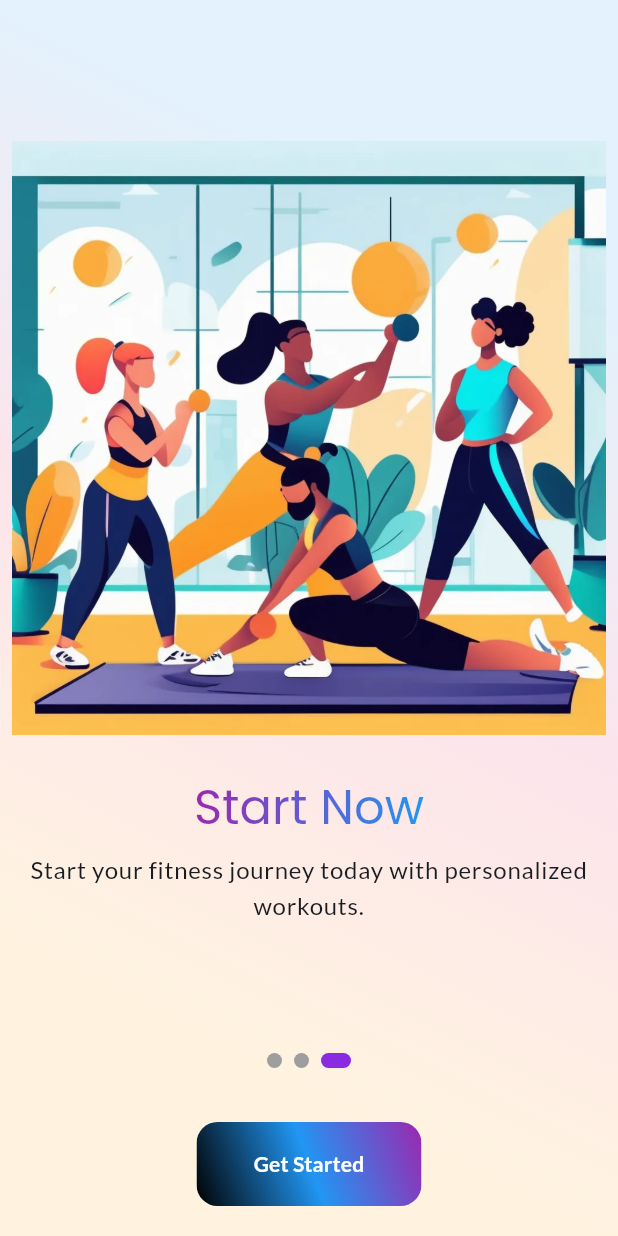
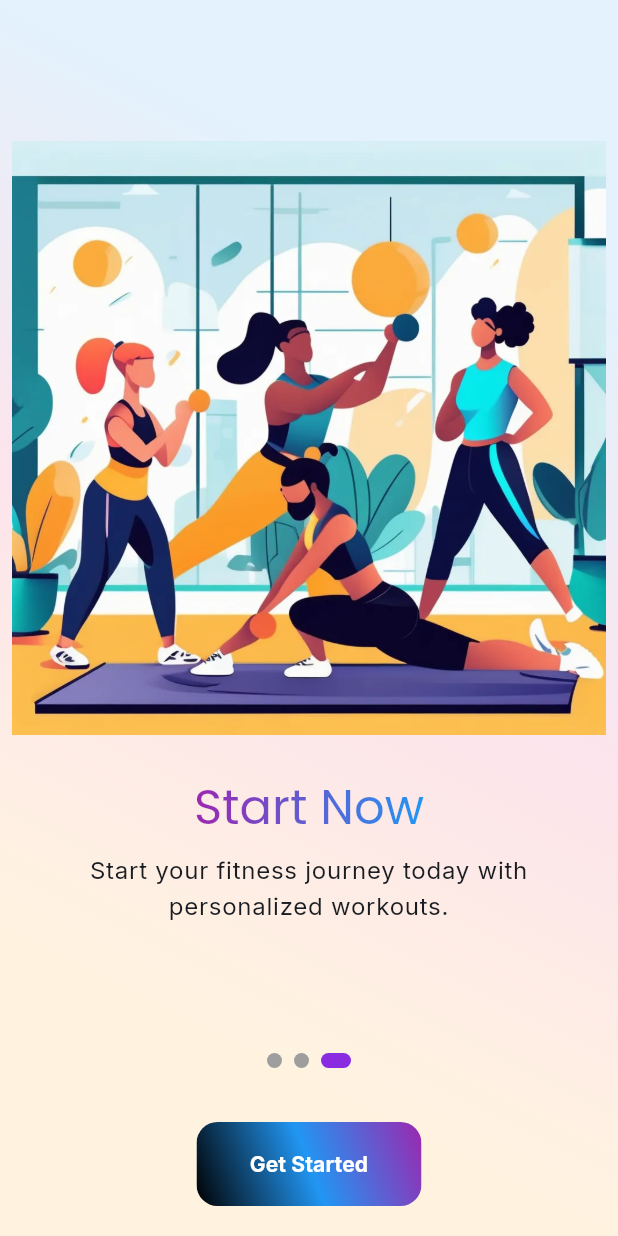
Before and after one commit to hknnci/muscle_zone, a Flutter app: the screen it shows after launch, swiped to page 3, on a phone screen of 412 x 824 dp. Run offline on Flutter 3.47's test engine with Material 3 defaults, Android fonts, the light colour scheme and no system bars; our stand-ins replace easy_localization, flutter_dotenv, get, google_fonts, hive_flutter, shared_preferences; accounts and stored records are empty.

Commit message:
translated api datas to turkish and used google font

```diff
--- a/assets/translations/en.json
+++ b/assets/translations/en.json
@@ -1,4 +1,5 @@
 {
+    "all": "All",
     "sureDelete": "Are you sure you want to delete this list?",
     "cancel": "Cancel",
     "confirm": "Confirm",
--- a/assets/translations/tr.json
+++ b/assets/translations/tr.json
@@ -1,4 +1,5 @@
 {
+    "all": "Tümü",
     "sureDelete": "Bu listeyi silmek istediğinizden emin misiniz?",
     "cancel": "İptal",
     "confirm": "Onayla",
--- a/lib/app/views/exercises/controller/exercises_controller.dart
+++ b/lib/app/views/exercises/controller/exercises_controller.dart
@@ -129,7 +129,7 @@ class ExercisesController extends GetxController {
       final equipment = await _exerciseService.getEquipmentList();
       equipmentList
         ..value = equipment
-        ..insert(0, 'All');
+        ..insert(0, AppKeys.all);
     } catch (e) {
       // Handle error silently
     } finally {
--- a/lib/app/views/exercises/view/exercises_view.dart
+++ b/lib/app/views/exercises/view/exercises_view.dart
@@ -4,7 +4,7 @@ import 'package:muscle_zone/app/views/exercises/controller/exercises_controller.
 import 'package:muscle_zone/app/views/exercises/widgets/exercises_body.dart';
 import 'package:muscle_zone/app/views/exercises/widgets/favorite_button.dart';
 import 'package:muscle_zone/app/views/exercises/widgets/filter_bottomsheet.dart';
-import 'package:muscle_zone/core/extensions/string_extensions.dart';
+import 'package:muscle_zone/core/utils/translation_helper.dart';
 import 'package:muscle_zone/core/widgets/background/gradient_background.dart';
 import 'package:muscle_zone/core/widgets/texts/gradient_text.dart';
 
@@ -25,7 +25,7 @@ class ExercisesView extends GetView<ExercisesController> {
         appBar: AppBar(
           centerTitle: true,
           title: GradientText(
-            bodyPart.toTitleCase(),
+            TranslationHelper.translateBodyPart(bodyPart),
             isAppBar: true,
           ),
           actions: [
--- a/lib/app/views/favorite_exercises/controller/favorite_exercises_controller.dart
+++ b/lib/app/views/favorite_exercises/controller/favorite_exercises_controller.dart
@@ -44,7 +44,7 @@ class FavoriteExercisesController extends GetxController {
       );
       exercises.value = exercisesList.whereType<BaseObjectModel>().toList();
     } catch (e) {
-      print('An error occurred while loading exercises: $e');
+      CustomFlushbar.showError(AppKeys.failedToLoadExercises);
     } finally {
       isLoading.value = false;
     }
--- a/lib/app/views/home/widgets/home_body.dart
+++ b/lib/app/views/home/widgets/home_body.dart
@@ -3,6 +3,7 @@ import 'package:get/get.dart';
 import 'package:muscle_zone/app/views/home/controller/home_controller.dart';
 import 'package:muscle_zone/core/constants/app_keys.dart';
 import 'package:muscle_zone/core/constants/routes.dart';
+import 'package:muscle_zone/core/utils/translation_helper.dart';
 import 'package:muscle_zone/core/widgets/card/custom_card.dart';
 import 'package:muscle_zone/core/widgets/card/custom_grid.dart';
 import 'package:muscle_zone/core/widgets/texts/custom_text.dart';
@@ -39,7 +40,7 @@ class HomeBody extends StatelessWidget {
               crossAxisCount: 3,
               items: controller.bodyParts,
               itemBuilder: (context, bodyPart) => CustomCard(
-                bodyPart: bodyPart,
+                bodyPart: TranslationHelper.translateBodyPart(bodyPart),
                 onTap: () => Get.toNamed<dynamic>(
                   Routes.exercises,
                   arguments: bodyPart,
--- a/lib/core/constants/app_keys.dart
+++ b/lib/core/constants/app_keys.dart
@@ -3,6 +3,7 @@ import 'package:easy_localization/easy_localization.dart';
 
 /// Contains all the static string constants used in the application
 class AppKeys {
+  static String get all => 'all'.tr();
   static String get sureDelete => 'sureDelete'.tr();
   static String get cancel => 'cancel'.tr();
   static String get confirm => 'confirm'.tr();
--- a/lib/core/themes/theme.dart
+++ b/lib/core/themes/theme.dart
@@ -1,4 +1,5 @@
 import 'package:flutter/material.dart';
+import 'package:google_fonts/google_fonts.dart';
 
 /// Configuration class for Material Design theme.
 class MaterialTheme {
@@ -143,74 +144,60 @@ class MaterialTheme {
 
   /// Returns the light text theme.
   static TextTheme lightTextTheme() {
-    return const TextTheme(
-      displayLarge: TextStyle(
-        fontFamily: 'Poppins',
+    return TextTheme(
+      displayLarge: GoogleFonts.poppins(
         fontSize: 57,
         fontWeight: FontWeight.normal,
       ),
-      displayMedium: TextStyle(
-        fontFamily: 'Poppins',
+      displayMedium: GoogleFonts.poppins(
         fontSize: 45,
         fontWeight: FontWeight.normal,
       ),
-      displaySmall: TextStyle(
-        fontFamily: 'Poppins',
+      displaySmall: GoogleFonts.poppins(
         fontSize: 36,
         fontWeight: FontWeight.normal,
       ),
-      headlineLarge: TextStyle(
-        fontFamily: 'Poppins',
+      headlineLarge: GoogleFonts.poppins(
         fontSize: 32,
         fontWeight: FontWeight.normal,
       ),
-      headlineMedium: TextStyle(
-        fontFamily: 'Poppins',
+      headlineMedium: GoogleFonts.poppins(
         fontSize: 28,
         fontWeight: FontWeight.normal,
       ),
-      headlineSmall: TextStyle(
-        fontFamily: 'Poppins',
+      headlineSmall: GoogleFonts.poppins(
         fontSize: 24,
         fontWeight: FontWeight.normal,
       ),
-      titleLarge: TextStyle(
-        fontFamily: 'Poppins',
+      titleLarge: GoogleFonts.poppins(
         fontSize: 20,
         fontWeight: FontWeight.normal,
       ),
-      titleMedium: TextStyle(
-        fontFamily: 'Lato',
+      titleMedium: GoogleFonts.inter(
         fontSize: 16,
         fontWeight: FontWeight.w500,
       ),
-      titleSmall: TextStyle(
-        fontFamily: 'Lato',
+      titleSmall: GoogleFonts.inter(
         fontSize: 14,
         fontWeight: FontWeight.w500,
       ),
-      bodyLarge: TextStyle(
-        fontFamily: 'Lato',
+      bodyLarge: GoogleFonts.inter(
         fontSize: 16,
         fontWeight: FontWeight.normal,
       ),
-      bodyMedium: TextStyle(
-        fontFamily: 'Lato',
+      bodyMedium: GoogleFonts.inter(
         fontSize: 14,
         fontWeight: FontWeight.normal,
       ),
-      bodySmall: TextStyle(
-        fontFamily: 'Lato',
+      bodySmall: GoogleFonts.inter(
         fontSize: 12,
         fontWeight: FontWeight.normal,
       ),
-      labelLarge: TextStyle(
-        fontFamily: 'Lato',
+      labelLarge: GoogleFonts.inter(
         fontSize: 14,
         fontWeight: FontWeight.w500,
       ),
-      labelSmall: TextStyle(
-        fontFamily: 'Lato',
+      labelSmall: GoogleFonts.inter(
         fontSize: 11,
         fontWeight: FontWeight.w500,
       ),
```
Also changed, not shown: lib/app/models/api/base_object_model.dart (+12 -0 lines), lib/app/views/exercises/widgets/exercises_body.dart (+3 -7 lines), lib/app/views/exercises/widgets/filter_bottomsheet.dart (+6 -2 lines), lib/app/views/favorite_exercises/widgets/favorite_exercise_body.dart (+13 -7 lines), lib/core/constants/api_translations.dart (added, +74 -0 lines), lib/core/utils/translation_helper.dart (added, +29 -0 lines), pubspec.yaml (+1 -10 lines), pubspec.lock.
